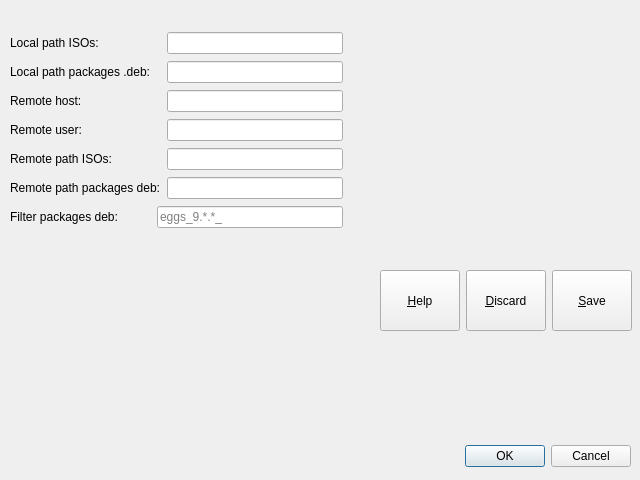
Above: src/ui/config_tools.ui from pieroproietti/pengui before the change. Below: the same form after it.
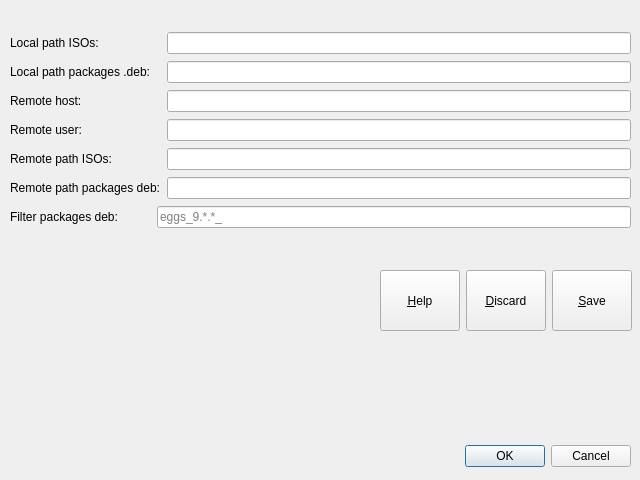
That is the form after the change.

Commit message: config_tools rifinito

```diff
--- a/src/ui/config_tools.ui
+++ b/src/ui/config_tools.ui
@@ -68,12 +68,12 @@
     <string>&amp;Save</string>
    </property>
   </widget>
-  <widget class="QWidget" name="">
+  <widget class="QWidget" name="layoutWidget">
    <property name="geometry">
     <rect>
      <x>10</x>
      <y>31</y>
-     <width>333</width>
+     <width>621</width>
      <height>199</height>
     </rect>
    </property>
```
The commit also changes 2 other files.
